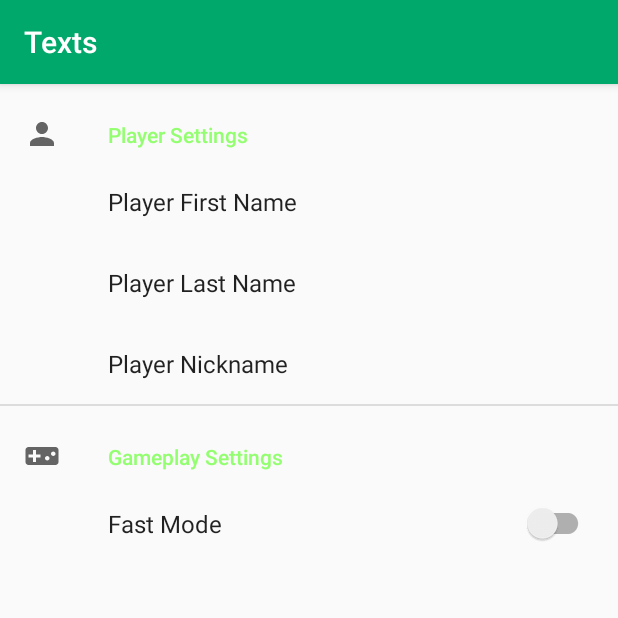
After one commit to kevinmu4587/Messages2, an Android app: the SettingsFragment screen opened through its navigation route, on a phone screen of 412 x 824 dp, the top half of it. The commit adds this screen. Run offline under Robolectric (Android 15) with nearby library versions, the phone set to English and light mode, and no system bars; our stand-ins replace Room's generated code, androidx.preference; 2 statements that could not run were skipped.

Commit message:
add settings fragment, update shared preferences

```diff
--- a/app/build.gradle
+++ b/app/build.gradle
@@ -27,6 +27,7 @@ dependencies {
     implementation fileTree(dir: "libs", include: ["*.jar"])
     implementation 'androidx.appcompat:appcompat:1.3.1'
     implementation 'androidx.constraintlayout:constraintlayout:2.1.0'
+    implementation 'androidx.preference:preference:1.1.0'
     testImplementation 'junit:junit:4.12'
     androidTestImplementation 'androidx.test.ext:junit:1.1.3'
     androidTestImplementation 'androidx.test.espresso:espresso-core:3.4.0'
--- a/app/src/main/java/kevin/android/texts/ChatInfoFragment.java
+++ b/app/src/main/java/kevin/android/texts/ChatInfoFragment.java
@@ -56,6 +56,7 @@ public class ChatInfoFragment  extends Fragment {
                 String[] firstAndLast = editName.getText().toString().split(" ");
                 conversation.setFirstName(firstAndLast[0]);
                 conversation.setLastName(firstAndLast[1]);
+                GameManager.setNPCNames(conversation.getId(), firstAndLast[0], firstAndLast[1], conversation.getNickname());
                 NavController navController = NavHostFragment.findNavController(ChatInfoFragment.this);
                 navController.getPreviousBackStackEntry().getSavedStateHandle().set(CHAT_INFO_KEY, conversation);
                 this.setEnabled(false);
--- a/app/src/main/java/kevin/android/texts/Conversations/ConversationFragment.java
+++ b/app/src/main/java/kevin/android/texts/Conversations/ConversationFragment.java
@@ -1,8 +1,13 @@
 package kevin.android.texts.Conversations;
 
+import android.content.Context;
+import android.content.SharedPreferences;
 import android.os.Bundle;
 import android.util.Log;
 import android.view.LayoutInflater;
+import android.view.Menu;
+import android.view.MenuInflater;
+import android.view.MenuItem;
 import android.view.View;
 import android.view.ViewGroup;
 
@@ -12,6 +17,9 @@ import androidx.fragment.app.Fragment;
 import androidx.lifecycle.LiveData;
 import androidx.lifecycle.Observer;
 import androidx.lifecycle.ViewModelProvider;
+import androidx.navigation.NavController;
+import androidx.navigation.fragment.NavHostFragment;
+import androidx.preference.PreferenceManager;
 import androidx.recyclerview.widget.LinearLayoutManager;
 import androidx.recyclerview.widget.RecyclerView;
 
@@ -20,6 +28,7 @@ import com.google.android.material.floatingactionbutton.FloatingActionButton;
 import java.util.List;
 
 import kevin.android.texts.GameManager;
+import kevin.android.texts.Message.ChatFragmentDirections;
 import kevin.android.texts.R;
 import kevin.android.texts.SharedViewModel;
 
@@ -35,6 +44,7 @@ public class ConversationFragment extends Fragment implements EditTextDialog.Edi
     @Override
     public void onCreate(@Nullable Bundle savedInstanceState) {
         super.onCreate(savedInstanceState);
+        setHasOptionsMenu(true);
     }
 
     @Nullable
@@ -109,6 +119,15 @@ public class ConversationFragment extends Fragment implements EditTextDialog.Edi
             }
         });
 
+        SharedPreferences sharedPref = PreferenceManager.getDefaultSharedPreferences(getActivity());
+        String playerFirstName = sharedPref.getString("playerFirstName", "");
+        String playerLastName = sharedPref.getString("playerLastName", "");
+        String playerNickname = sharedPref.getString("playerNickname", "");
+        boolean isFastMode = sharedPref.getBoolean("isFastMode", false);
+        GameManager.playerFirstName = playerFirstName;
+        GameManager.playerLastName = playerLastName;
+        GameManager.playerNickname = playerNickname;
+
 
 //        testNextConversationButton = view.findViewById(R.id.test_add_conversation_button);
 //        testNextConversationButton.setOnClickListener(new View.OnClickListener() {
@@ -121,7 +140,7 @@ public class ConversationFragment extends Fragment implements EditTextDialog.Edi
     }
 
     @Override
-    public void applyNames(final String firstName, final String lastName, final String nickname, int id) {
+    public void applyNames(final String firstName, final String lastName, final String nickname, final int id) {
         if (id == -1) {
             GameManager.playerFirstName = firstName;
             GameManager.playerLastName = lastName;
@@ -132,9 +151,11 @@ public class ConversationFragment extends Fragment implements EditTextDialog.Edi
         liveData.observe(getViewLifecycleOwner(), new Observer<Conversation>() {
             @Override
             public void onChanged(Conversation conversation) {
+                Log.e(TAG, "Updating names for ID #" + id + " , their name is " + firstName);
                 conversation.setFirstName(firstName);
                 conversation.setLastName(lastName);
                 conversation.setNickname(nickname);
+                GameManager.setNPCNames(id, firstName, lastName, nickname);
                 conversation.setInitialized(true);
                 conversationViewModel.update(conversation);
 //                Log.e(TAG, "initialized conversation. name: " + conversation.getFullName());
@@ -157,4 +178,22 @@ public class ConversationFragment extends Fragment implements EditTextDialog.Edi
             conversationViewModel.incrementConversationWithID(conversationId);
         }
     }
+
+    @Override
+    public void onCreateOptionsMenu(@NonNull Menu menu, @NonNull MenuInflater inflater) {
+        inflater.inflate(R.menu.menu_conversation_fragment, menu);
+    }
+
+    @Override
+    public boolean onOptionsItemSelected(@NonNull MenuItem item) {
+        switch (item.getItemId()) {
+            case R.id.menu_open_settings:
+                NavController navController = NavHostFragment.findNavController(this);
+               //  navController.navigate(SettingsFragment.actionChatFragmentToChatInfoFragment(conversation));
+                navController.navigate(ConversationFragmentDirections.actionConversationFragmentToSettingsFragment());
+                return true;
+            default:
+                return super.onOptionsItemSelected(item);
+        }
+    }
 }
--- a/app/src/main/java/kevin/android/texts/MainActivity.java
+++ b/app/src/main/java/kevin/android/texts/MainActivity.java
@@ -3,6 +3,7 @@ package kevin.android.texts;
 import androidx.appcompat.app.AppCompatActivity;
 import androidx.emoji2.bundled.BundledEmojiCompatConfig;
 import androidx.emoji2.text.EmojiCompat;
+import androidx.preference.PreferenceManager;
 
 import android.content.Context;
 import android.content.SharedPreferences;
@@ -32,7 +33,7 @@ public class MainActivity extends AppCompatActivity {
     protected void onStart() {
         super.onStart();
         Gson gson = new Gson();
-        SharedPreferences sharedPref = getSharedPreferences("MyPreference", Context.MODE_PRIVATE);
+        SharedPreferences sharedPref = PreferenceManager.getDefaultSharedPreferences(getApplicationContext());
         // load timeline
         String jsonTimeline = sharedPref.getString("Timeline", null);
         if (jsonTimeline != null) {
@@ -45,9 +46,15 @@ public class MainActivity extends AppCompatActivity {
         // load the GameManager key decisions from shared preferences
         String json = sharedPref.getString("MyHashMap", null);
         GameManager.firstRun = sharedPref.getBoolean("firstRun", true);
-        GameManager.playerFirstName = sharedPref.getString("playerFirstName", "Default First Name");
-        GameManager.playerLastName = sharedPref.getString("playerLastName", "Default Last Name");
-        GameManager.playerNickname = sharedPref.getString("playerNickname", "Default Nickname");
+        GameManager.npc1FirstName = sharedPref.getString("npc1FirstName", "Default NPC1 First Name");
+        GameManager.npc1LastName = sharedPref.getString("npc1LastName", "Default NPC1 Last Name");
+        GameManager.npc1Nickname = sharedPref.getString("npc1Nickname", "Default NPC1 Nickname");
+        GameManager.friendFirstName = sharedPref.getString("friendFirstName", "Default Friend First Name");
+        GameManager.friendLastName = sharedPref.getString("friendLastName", "Default Friend Last Name");
+        GameManager.friendNickname = sharedPref.getString("friendNickname", "Default Friend Nickname");
+        GameManager.npc2FirstName = sharedPref.getString("npc2FirstName", "Default NPC2 First Name");
+        GameManager.npc2LastName = sharedPref.getString("npc2LastName", "Default NPC2 Last Name");
+        GameManager.npc2Nickname = sharedPref.getString("npc2Nickname", "Default NPC2 Nickname");
         if (json == null) return;
         Type myType = new TypeToken<Map<String, Integer>>() {}.getType();
         Map<String, Integer> keyChoices = gson.fromJson(json, myType);
@@ -59,13 +66,20 @@ public class MainActivity extends AppCompatActivity {
     protected void onPause() {
         super.onPause();
         // save the GameManager key decisions to shared preferences
-        SharedPreferences sharedPref = getSharedPreferences("MyPreference", Context.MODE_PRIVATE);
+        // SharedPreferences sharedPref = getSharedPreferences("MyPreference", Context.MODE_PRIVATE);
+        SharedPreferences sharedPref = PreferenceManager.getDefaultSharedPreferences(getApplicationContext());
         SharedPreferences.Editor editor = sharedPref.edit();
         editor.putString("MyHashMap", new Gson().toJson(GameManager.getKeyChoices()));
         editor.putBoolean("firstRun", GameManager.firstRun);
-        editor.putString("playerFirstName", GameManager.playerFirstName);
-        editor.putString("playerLastName", GameManager.playerLastName);
-        editor.putString("playerNickname", GameManager.playerNickname);
+        editor.putString("npc1FirstName", GameManager.npc1FirstName);
+        editor.putString("npc1LastName", GameManager.npc1LastName);
+        editor.putString("npc1Nickname", GameManager.npc1Nickname);
+        editor.putString("friendFirstName", GameManager.friendFirstName);
+        editor.putString("friendLastName", GameManager.friendLastName);
+        editor.putString("friendNickname", GameManager.friendNickname);
+        editor.putString("npc2FirstName", GameManager.npc2FirstName);
+        editor.putString("npc2LastName", GameManager.npc2LastName);
+        editor.putString("npc2Nickname", GameManager.npc2Nickname);
         Gson gson = new Gson();
         String timeline = gson.toJson(GameManager.timeline);
         editor.putString("Timeline", timeline);
--- a/app/src/main/java/kevin/android/texts/Message/ChatFragment.java
+++ b/app/src/main/java/kevin/android/texts/Message/ChatFragment.java
@@ -313,6 +313,8 @@ public class ChatFragment extends Fragment implements View.OnClickListener, Dial
         if (nextMessage.getContent().length > 1) {
             nextMessage.setChoice(lastPlayerChoice);
         }
+        // replace any name placeholders
+        nextMessage.replaceNamePlaceholders();
         // Log.e(TAG, "Submitted message " + nextMessage.getContent()[nextMessage.getChoice()]);
         messageViewModel.submitMessage(nextMessage);
 
--- /dev/null
+++ b/app/src/main/java/kevin/android/texts/SettingsFragment.java
@@ -0,0 +1,13 @@
+package kevin.android.texts;
+
+import android.os.Bundle;
+
+import androidx.preference.PreferenceFragmentCompat;
+
+public class SettingsFragment extends PreferenceFragmentCompat {
+
+    @Override
+    public void onCreatePreferences(Bundle savedInstanceState, String rootKey) {
+        setPreferencesFromResource(R.xml.root_preferences, rootKey);
+    }
+}
--- /dev/null
+++ b/app/src/main/res/drawable/ic_baseline_person_24.xml
@@ -0,0 +1,10 @@
+<vector xmlns:android="http://schemas.android.com/apk/res/android"
+    android:width="24dp"
+    android:height="24dp"
+    android:viewportWidth="24"
+    android:viewportHeight="24"
+    android:tint="?attr/colorControlNormal">
+  <path
+      android:fillColor="@android:color/white"
+      android:pathData="M12,12c2.21,0 4,-1.79 4,-4s-1.79,-4 -4,-4 -4,1.79 -4,4 1.79,4 4,4zM12,14c-2.67,0 -8,1.34 -8,4v2h16v-2c0,-2.66 -5.33,-4 -8,-4z"/>
+</vector>
--- /dev/null
+++ b/app/src/main/res/drawable/ic_baseline_settings_24.xml
@@ -0,0 +1,10 @@
+<vector xmlns:android="http://schemas.android.com/apk/res/android"
+    android:width="24dp"
+    android:height="24dp"
+    android:viewportWidth="24"
+    android:viewportHeight="24"
+    android:tint="?attr/colorControlNormal">
+  <path
+      android:fillColor="@android:color/white"
+      android:pathData="M19.14,12.94c0.04,-0.3 0.06,-0.61 0.06,-0.94c0,-0.32 -0.02,-0.64 -0.07,-0.94l2.03,-1.58c0.18,-0.14 0.23,-0.41 0.12,-0.61l-1.92,-3.32c-0.12,-0.22 -0.37,-0.29 -0.59,-0.22l-2.39,0.96c-0.5,-0.38 -1.03,-0.7 -1.62,-0.94L14.4,2.81c-0.04,-0.24 -0.24,-0.41 -0.48,-0.41h-3.84c-0.24,0 -0.43,0.17 -0.47,0.41L9.25,5.35C8.66,5.59 8.12,5.92 7.63,6.29L5.24,5.33c-0.22,-0.08 -0.47,0 -0.59,0.22L2.74,8.87C2.62,9.08 2.66,9.34 2.86,9.48l2.03,1.58C4.84,11.36 4.8,11.69 4.8,12s0.02,0.64 0.07,0.94l-2.03,1.58c-0.18,0.14 -0.23,0.41 -0.12,0.61l1.92,3.32c0.12,0.22 0.37,0.29 0.59,0.22l2.39,-0.96c0.5,0.38 1.03,0.7 1.62,0.94l0.36,2.54c0.05,0.24 0.24,0.41 0.48,0.41h3.84c0.24,0 0.44,-0.17 0.47,-0.41l0.36,-2.54c0.59,-0.24 1.13,-0.56 1.62,-0.94l2.39,0.96c0.22,0.08 0.47,0 0.59,-0.22l1.92,-3.32c0.12,-0.22 0.07,-0.47 -0.12,-0.61L19.14,12.94zM12,15.6c-1.98,0 -3.6,-1.62 -3.6,-3.6s1.62,-3.6 3.6,-3.6s3.6,1.62 3.6,3.6S13.98,15.6 12,15.6z"/>
+</vector>
--- /dev/null
+++ b/app/src/main/res/drawable/ic_baseline_videogame_asset_24.xml
@@ -0,0 +1,10 @@
+<vector xmlns:android="http://schemas.android.com/apk/res/android"
+    android:width="24dp"
+    android:height="24dp"
+    android:viewportWidth="24"
+    android:viewportHeight="24"
+    android:tint="?attr/colorControlNormal">
+  <path
+      android:fillColor="@android:color/white"
+      android:pathData="M21,6L3,6c-1.1,0 -2,0.9 -2,2v8c0,1.1 0.9,2 2,2h18c1.1,0 2,-0.9 2,-2L23,8c0,-1.1 -0.9,-2 -2,-2zM11,13L8,13v3L6,16v-3L3,13v-2h3L6,8h2v3h3v2zM15.5,15c-0.83,0 -1.5,-0.67 -1.5,-1.5s0.67,-1.5 1.5,-1.5 1.5,0.67 1.5,1.5 -0.67,1.5 -1.5,1.5zM19.5,12c-0.83,0 -1.5,-0.67 -1.5,-1.5S18.67,9 19.5,9s1.5,0.67 1.5,1.5 -0.67,1.5 -1.5,1.5z"/>
+</vector>
--- /dev/null
+++ b/app/src/main/res/menu/menu_conversation_fragment.xml
@@ -0,0 +1,8 @@
+<?xml version="1.0" encoding="utf-8"?>
+<menu xmlns:android="http://schemas.android.com/apk/res/android"
+    xmlns:app="http://schemas.android.com/apk/res-auto">
+    <item android:id="@+id/menu_open_settings"
+        android:icon="@drawable/ic_baseline_settings_24"
+        android:title="Info"
+        app:showAsAction="ifRoom" />
+</menu>
--- a/app/src/main/res/navigation/nav_graph.xml
+++ b/app/src/main/res/navigation/nav_graph.xml
@@ -16,6 +16,9 @@
             app:exitAnim="@anim/slide_out_left"
             app:popEnterAnim="@anim/slide_in_left"
             app:popExitAnim="@anim/slide_out_right" />
+        <action
+            android:id="@+id/action_conversationFragment_to_settingsFragment"
+            app:destination="@id/settingsFragment" />
     </fragment>
     <fragment
         android:id="@+id/chatFragment"
@@ -38,4 +41,8 @@
             android:name="conversation"
             app:argType="kevin.android.texts.Conversations.Conversation" />
     </fragment>
+    <fragment
+        android:id="@+id/settingsFragment"
+        android:name="kevin.android.texts.SettingsFragment"
+        android:label="SettingsFragment" />
 </navigation>
--- /dev/null
+++ b/app/src/main/res/xml/root_preferences.xml
@@ -0,0 +1,32 @@
+<PreferenceScreen xmlns:app="http://schemas.android.com/apk/res-auto"
+    xmlns:tools="http://schemas.android.com/tools"
+    tools:context=".SettingsFragment">
+
+    <PreferenceCategory
+        app:icon="@drawable/ic_baseline_person_24"
+        app:title="Player Settings">
+
+        <EditTextPreference
+            app:key="playerFirstName"
+            app:title="Player First Name" />
+
+        <EditTextPreference
+            app:key="playerLastName"
+            app:title="Player Last Name" />
+
+        <EditTextPreference
+            app:key="playerNickname"
+            app:title="Player Nickname" />
+    </PreferenceCategory>
+
+    <PreferenceCategory
+        app:icon="@drawable/ic_baseline_videogame_asset_24"
+        app:title="Gameplay Settings">
+
+        <SwitchPreferenceCompat
+            app:key="isFastMode"
+            app:title="Fast Mode"
+            app:summaryOn="NPC typing time is reduced."/>
+    </PreferenceCategory>
+
+</PreferenceScreen>
```
Also changed, not shown: app/src/main/java/kevin/android/texts/GameManager.java (+35 -0 lines), app/src/main/java/kevin/android/texts/Message/Message.java (+12 -0 lines), app/src/main/java/kevin/android/texts/Utils.java (+11 -5 lines), app/src/main/res/values/arrays.xml (added, +12 -0 lines), app/src/main/res/values/strings.xml (+14 -0 lines), 2 other files.
